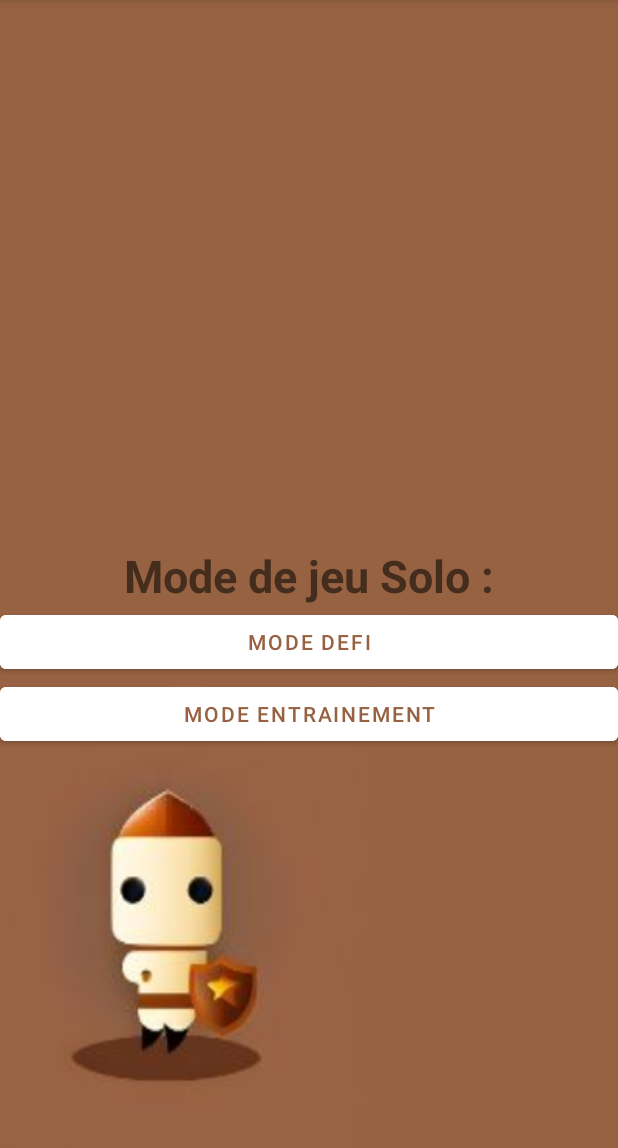
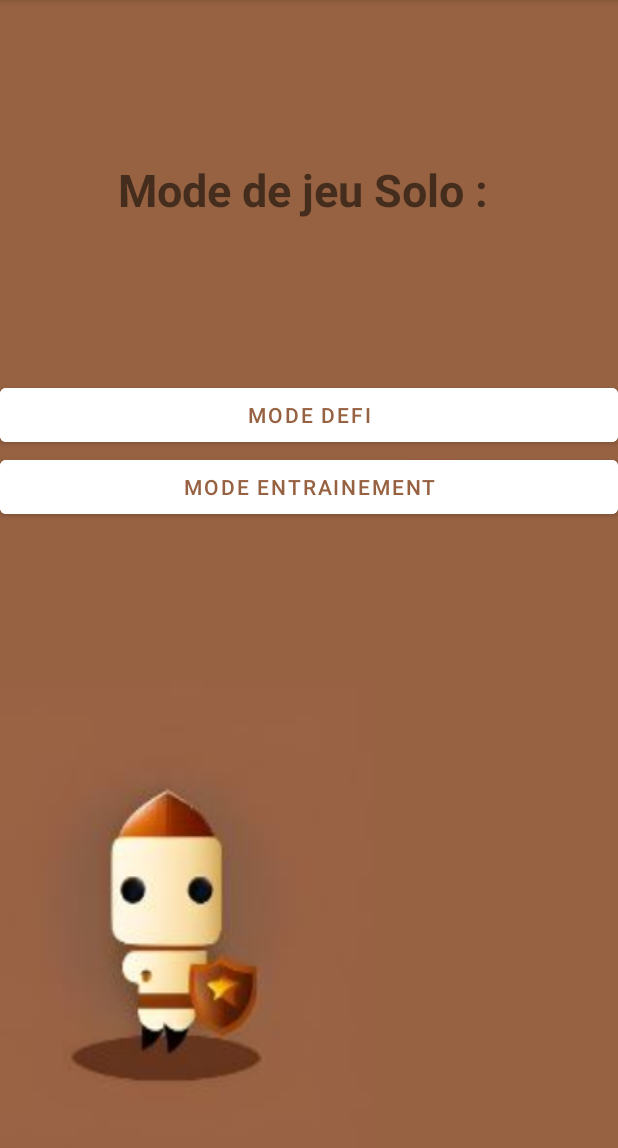
Before and after one commit to AlbinSene/AndroidGames, an Android app: the GameMode screen opened directly, with no data from a screen before it, on a phone screen of 412 x 824 dp, the part 84-1232 px from its top. Run offline under Robolectric (Android 15) with nearby library versions, the phone set to English and light mode, and no system bars.

Commit message:
maj design

```diff
--- a/app/src/main/res/layout/activity_gamemode.xml
+++ b/app/src/main/res/layout/activity_gamemode.xml
@@ -10,8 +10,8 @@
         android:layout_height="wrap_content"
         android:textStyle="bold"
         android:textSize="30dp"
-        android:text="Mode de jeu Solo :"
-        android:layout_centerInParent="true"
+        android:text="\n\n\nMode de jeu Solo : \n\n\n"
+        android:layout_centerHorizontal="true"
         android:gravity="center"
 
         android:id="@+id/text"/>
--- a/app/src/main/res/layout/activity_menu.xml
+++ b/app/src/main/res/layout/activity_menu.xml
@@ -14,7 +14,7 @@
         android:textStyle="bold"
         android:textSize="30dp"
         android:gravity="center"
-        android:text="Bienvenue sur notre jeu historique"
+        android:text="Bienvenue\n\n Avec notre jeu historique, nous avons à coeur de respecter les traditions.\n \nNoémie et Albin "
         android:layout_centerHorizontal="true"/>
 
     <LinearLayout
```
